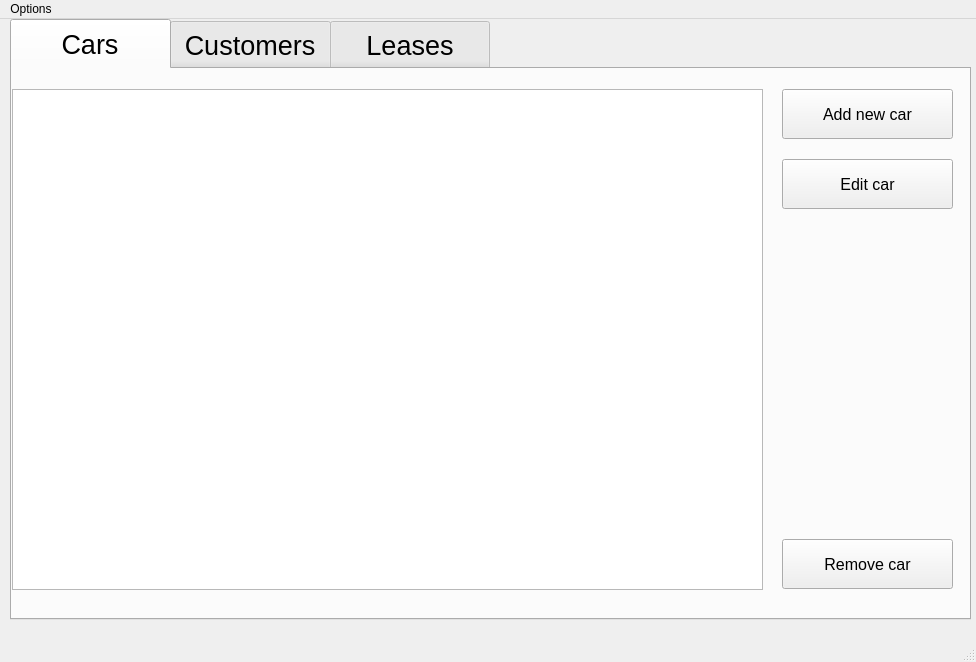
Above: src/mainwindow.ui from Blodroed/RustyRides before the change. Below: the same form after it.
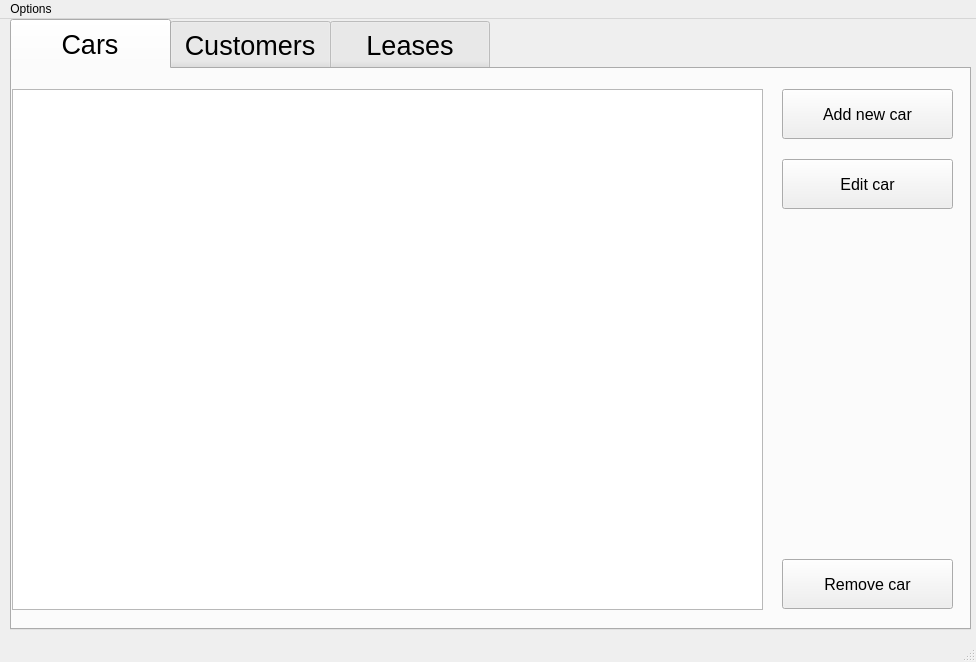
That is the form after the change.

What changed in the file:
```diff
--- a/src/mainwindow.ui
+++ b/src/mainwindow.ui
@@ -35,7 +35,7 @@
       <x>10</x>
       <y>0</y>
       <width>961</width>
-      <height>601</height>
+      <height>611</height>
      </rect>
     </property>
     <property name="font">
@@ -102,7 +102,7 @@
       <property name="geometry">
        <rect>
         <x>770</x>
-        <y>470</y>
+        <y>490</y>
         <width>171</width>
         <height>50</height>
        </rect>
@@ -122,9 +122,21 @@
         <x>0</x>
         <y>20</y>
         <width>751</width>
-        <height>501</height>
+        <height>521</height>
        </rect>
       </property>
+      <property name="editTriggers">
+       <set>QAbstractItemView::NoEditTriggers</set>
+      </property>
+      <property name="selectionMode">
+       <enum>QAbstractItemView::SingleSelection</enum>
+      </property>
+      <property name="selectionBehavior">
+       <enum>QAbstractItemView::SelectRows</enum>
+      </property>
+      <property name="sortingEnabled">
+       <bool>true</bool>
+      </property>
      </widget>
     </widget>
     <widget class="QWidget" name="Customers">
```
Left out of the diff: 8 changed lines with no effect on the pictures.
